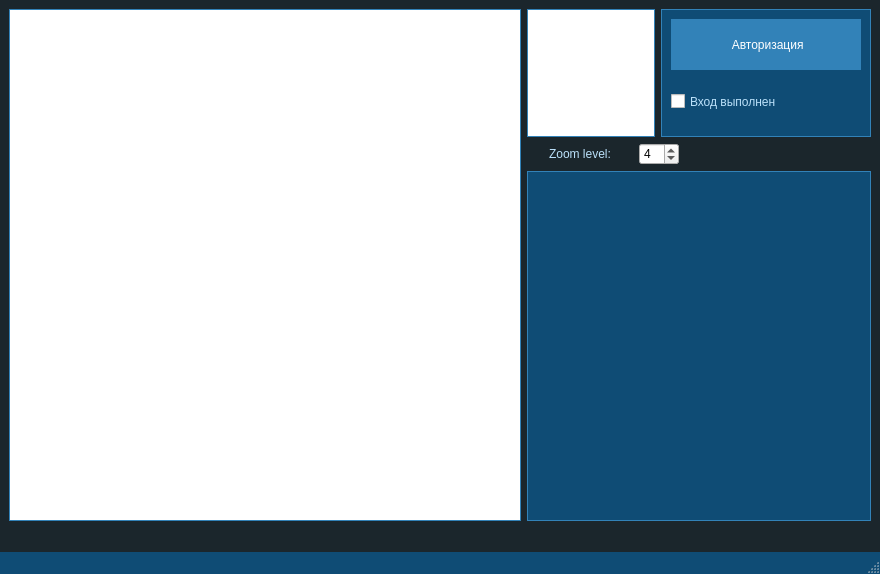
First picture: the form in MainWindow.ui, repository Omazz/SkyWatcher, before the edit.
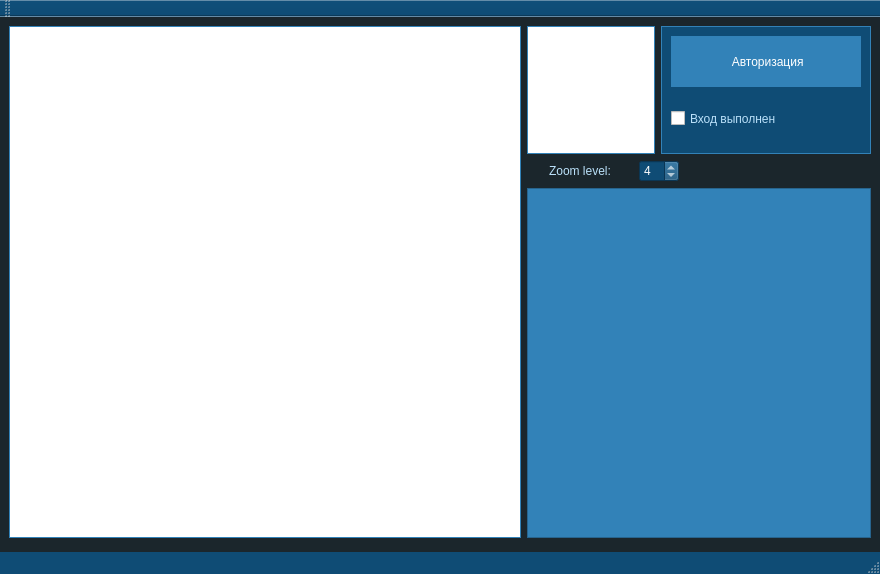
Second picture: the form after the edit. Icons and pictures are not drawn. Custom widgets are drawn as their Qt base class.

Patch:
```diff
--- a/MainWindow.ui
+++ b/MainWindow.ui
@@ -40,6 +40,33 @@
     background-color: #1B262C;
 }
 
+QScrollBar:vertical {
+	border: none;
+	background: #0F4C75;
+	width: 14px;
+	border-radius: 0px;
+}
+
+QHeaderView::section {
+    background-color: #0F4C75;
+    padding: 4px;
+    border: 1px solid #fffff8;
+    font-size: 14pt;
+	 color:  white;
+}
+
+QTableWidget {
+	background-color: #3282B8;
+    color: white;
+    gridline-color: #fffff8;
+    font-size: 12pt;
+}
+
+QTableWidget QTableCornerButton::section {
+    background-color:  #0F4C75;;
+    border: 1px solid #fffff8;
+}
+
 QLabel {
     color: #BBE1FA;
 }
@@ -71,12 +98,6 @@
     color: #BBE1FA;
 }
 
-QTableWidget {
-    background-color: #0F4C75;
-    color: white;
-    border: 1px solid #3282B8;
-}
-
 QMenuBar {
     background-color: #0F4C75;
     color: white;
@@ -85,6 +106,16 @@
 QStatusBar {
     background-color: #0F4C75;
     color: white;
+}
+
+QToolBar {
+    background-color: #0F4C75;
+    color: white;
+}
+
+QSpinBox {
+	background-color:#0F4C75;
+	color: white;
 }</string>
   </property>
   <widget class="QWidget" name="centralwidget">
@@ -291,6 +322,17 @@
    </property>
   </widget>
   <widget class="QStatusBar" name="statusbar"/>
+  <widget class="QToolBar" name="toolBar">
+   <property name="windowTitle">
+    <string>toolBar</string>
+   </property>
+   <attribute name="toolBarArea">
+    <enum>TopToolBarArea</enum>
+   </attribute>
+   <attribute name="toolBarBreak">
+    <bool>false</bool>
+   </attribute>
+  </widget>
  </widget>
  <customwidgets>
   <customwidget>
```
